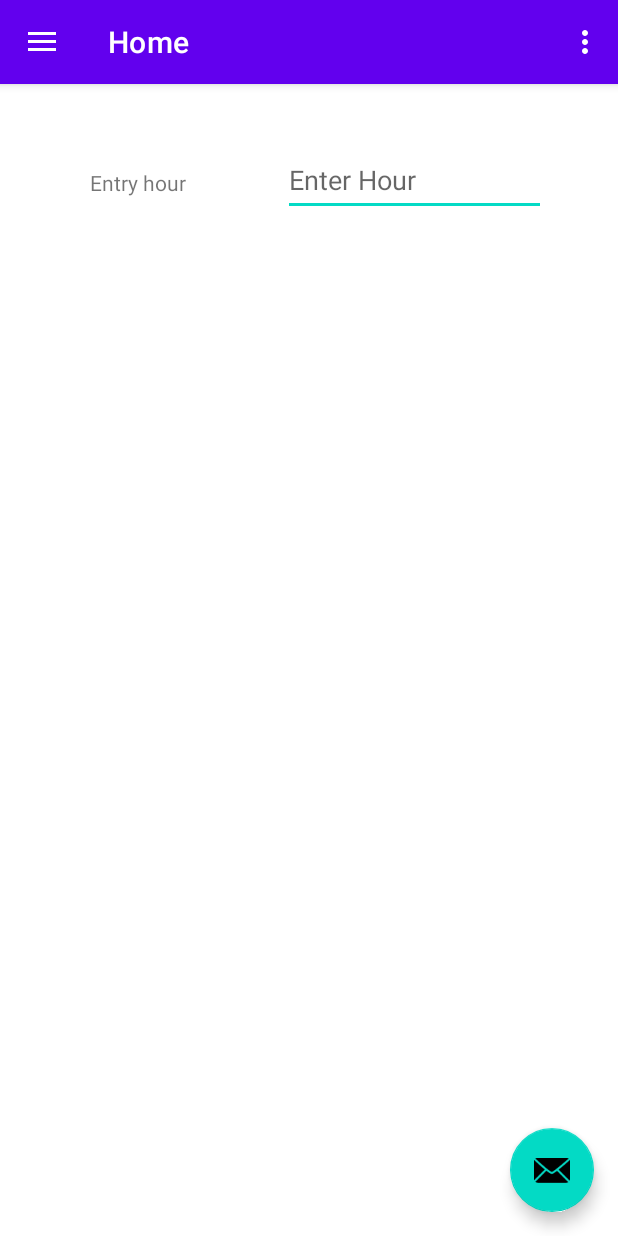
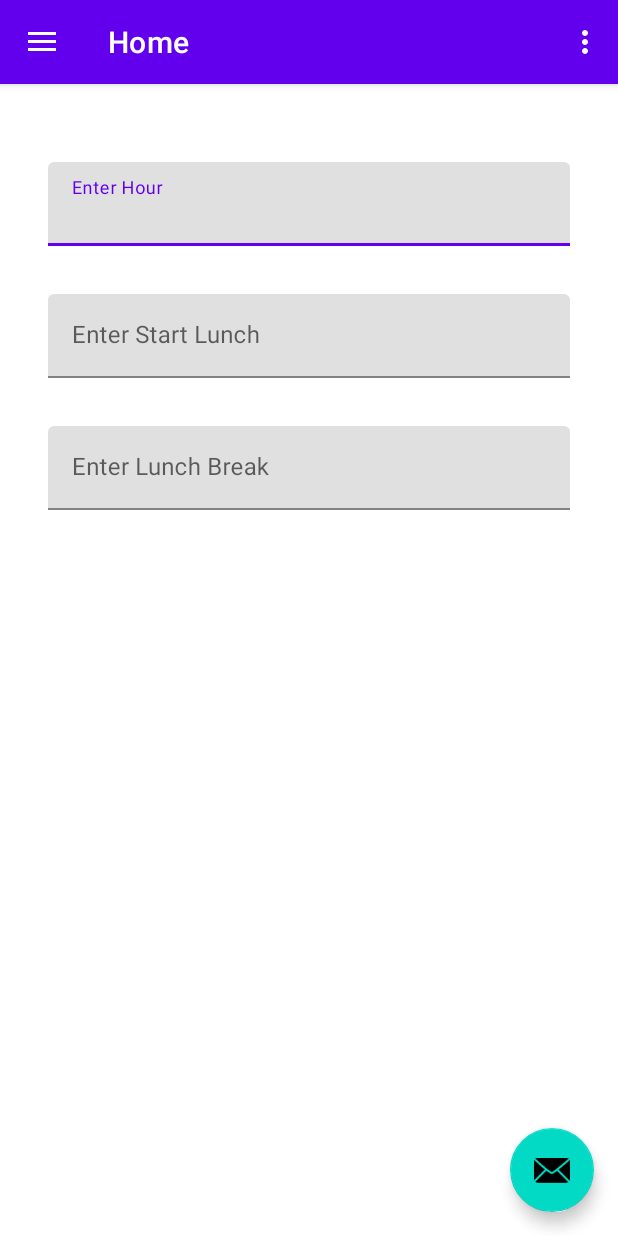
Before and after one commit to totopoloco/android_hours, an Android app: the screen it shows after launch (MainActivity), on a phone screen of 412 x 824 dp. Run offline under Robolectric (Android 15) with nearby library versions, the phone set to English and light mode, and no system bars; our stand-ins replace navigation-ui; 3 statements that could not run were skipped.

Commit message:
none Fixing layout and creating the skeleton

```diff
--- a/app/build.gradle
+++ b/app/build.gradle
@@ -52,4 +52,5 @@ dependencies {
     implementation libs.lombok
 
     implementation libs.commons.lang3
+    implementation libs.material
 }
--- a/app/src/main/java/at/mavila/android/hours/MainActivity.java
+++ b/app/src/main/java/at/mavila/android/hours/MainActivity.java
@@ -57,7 +57,7 @@ public class MainActivity extends AppCompatActivity {
 
     private void createView(NavigationView navigationView) {
         NavController navController = getNavController();
-        NavigationUI.setupActionBarWithNavController(this, navController, mAppBarConfiguration);
+      NavigationUI.setupActionBarWithNavController(this, navController, this.mAppBarConfiguration);
         NavigationUI.setupWithNavController(navigationView, navController);
     }
 
@@ -71,7 +71,7 @@ public class MainActivity extends AppCompatActivity {
     @Override
     public boolean onSupportNavigateUp() {
 
-        if (NavigationUI.navigateUp(getNavController(), mAppBarConfiguration)) {
+      if (NavigationUI.navigateUp(getNavController(), this.mAppBarConfiguration)) {
             return true;
         }
 
--- /dev/null
+++ b/app/src/main/java/at/mavila/android/hours/ui/home/EntryHourTextWatcher.java
@@ -0,0 +1,74 @@
+package at.mavila.android.hours.ui.home;
+
+import android.text.Editable;
+import android.text.TextWatcher;
+import android.util.Log;
+import androidx.fragment.app.Fragment;
+import at.mavila.android.hours.R;
+import at.mavila.android.hours.databinding.FragmentHomeBinding;
+import org.apache.commons.lang3.StringUtils;
+
+public class EntryHourTextWatcher implements TextWatcher {
+
+  private final FragmentHomeBinding binding;
+  private final HomeViewModel homeViewModel;
+  private final Fragment fragment;
+
+  public EntryHourTextWatcher(final FragmentHomeBinding binding, final HomeViewModel homeViewModel, final Fragment fragment) {
+    this.binding = binding;
+    this.homeViewModel = homeViewModel;
+    this.fragment = fragment;
+  }
+
+  @Override
+  public void beforeTextChanged(CharSequence s, int start, int count, int after) {
+    Log.d("HomeFragment", "beforeTextChanged");
+  }
+
+  @Override
+  public void onTextChanged(CharSequence charSequence, int start, int before, int count) {
+
+    if (isInvalidInput(charSequence)) {
+      return;
+    }
+
+    setText(charSequence);
+  }
+
+  @Override
+  public void afterTextChanged(Editable s) {
+    Log.d("HomeFragment", "afterTextChanged");
+  }
+
+
+  //HELPER METHODS
+  private void setText(final CharSequence charSequence) {
+    try {
+      int value = Integer.parseInt(charSequence.toString());
+
+      if (isValueNotInRange(value)) {
+        setErrorMessage();
+        return;
+      }
+
+      homeViewModel.getEntryHour().setValue(value);
+    } catch (NumberFormatException e) {
+      Log.e("HomeFragment", "Invalid number format", e);
+    }
+  }
+
+  private boolean isValueNotInRange(int value) {
+    return value < 0 || value > 23;
+  }
+
+  private void setErrorMessage() {
+    binding.entryHour.setError(this.fragment.getString(R.string.invalid_value));
+  }
+
+  private static boolean isInvalidInput(CharSequence charSequence) {
+    return StringUtils.isBlank(charSequence);
+  }
+  //END HELPER METHODS
+
+
+}
--- /dev/null
+++ b/app/src/main/java/at/mavila/android/hours/ui/home/EntryLunchBreakTextWatcher.java
@@ -0,0 +1,27 @@
+package at.mavila.android.hours.ui.home;
+
+import android.text.Editable;
+import android.text.TextWatcher;
+import at.mavila.android.hours.databinding.FragmentHomeBinding;
+
+public class EntryLunchBreakTextWatcher implements TextWatcher {
+  public EntryLunchBreakTextWatcher(final FragmentHomeBinding binding,
+                                    final HomeViewModel homeViewModel,
+                                    final HomeFragment homeFragment) {
+  }
+
+  @Override
+  public void beforeTextChanged(CharSequence s, int start, int count, int after) {
+
+  }
+
+  @Override
+  public void onTextChanged(CharSequence s, int start, int before, int count) {
+
+  }
+
+  @Override
+  public void afterTextChanged(Editable s) {
+
+  }
+}
--- /dev/null
+++ b/app/src/main/java/at/mavila/android/hours/ui/home/EntryStartLunchTextWatcher.java
@@ -0,0 +1,27 @@
+package at.mavila.android.hours.ui.home;
+
+import android.text.Editable;
+import android.text.TextWatcher;
+import at.mavila.android.hours.databinding.FragmentHomeBinding;
+
+public class EntryStartLunchTextWatcher implements TextWatcher {
+  public EntryStartLunchTextWatcher(final FragmentHomeBinding binding,
+                                    final HomeViewModel homeViewModel,
+                                    final HomeFragment homeFragment) {
+  }
+
+  @Override
+  public void beforeTextChanged(CharSequence s, int start, int count, int after) {
+
+  }
+
+  @Override
+  public void onTextChanged(CharSequence s, int start, int before, int count) {
+
+  }
+
+  @Override
+  public void afterTextChanged(Editable s) {
+
+  }
+}
--- a/app/src/main/java/at/mavila/android/hours/ui/home/HomeFragment.java
+++ b/app/src/main/java/at/mavila/android/hours/ui/home/HomeFragment.java
@@ -1,18 +1,13 @@
 package at.mavila.android.hours.ui.home;
 
 import android.os.Bundle;
-import android.text.Editable;
-import android.text.TextWatcher;
-import android.util.Log;
 import android.view.LayoutInflater;
 import android.view.View;
 import android.view.ViewGroup;
 import androidx.annotation.NonNull;
 import androidx.fragment.app.Fragment;
 import androidx.lifecycle.ViewModelProvider;
-import at.mavila.android.hours.R;
 import at.mavila.android.hours.databinding.FragmentHomeBinding;
-import org.apache.commons.lang3.StringUtils;
 
 public class HomeFragment extends Fragment {
 
@@ -21,48 +16,22 @@ public class HomeFragment extends Fragment {
   public View onCreateView(@NonNull final LayoutInflater layoutInflater,
                            final ViewGroup viewGroup,
                            final Bundle bundle) {
-
     HomeViewModel homeViewModel = getHomeViewModel();
     this.binding = FragmentHomeBinding.inflate(layoutInflater, viewGroup, false);
-    View root = this.binding.getRoot();
-    binding.entryHour.setText(String.valueOf(homeViewModel.getEntryHour().getValue()));
-
-    binding.entryHour.addTextChangedListener(new TextWatcher() {
-      @Override
-      public void beforeTextChanged(CharSequence s, int start, int count, int after) {
-        Log.d("HomeFragment", "beforeTextChanged");
-      }
-
-      @Override
-      public void onTextChanged(CharSequence charSequence, int start, int before, int count) {
-
-        if (StringUtils.isBlank(charSequence)) {
-          return;
-        }
-
-        try {
-          int value = Integer.parseInt(charSequence.toString());
-
-          if (value < 0 || value > 24) {
-            binding.entryHour.setError(getString(R.string.invalid_value));
-          }
-
-          homeViewModel.getEntryHour().setValue(value);
-        } catch (NumberFormatException e) {
-          Log.e("HomeFragment", "Invalid number format", e);
-        }
-      }
-
-      @Override
-      public void afterTextChanged(Editable s) {
-        Log.d("HomeFragment", "afterTextChanged");
-      }
-    });
-
-
-    return root;
+    initializeFields(homeViewModel);
+    return this.binding.getRoot();
   }
 
+  private void initializeFields(HomeViewModel homeViewModel) {
+    binding.entryHour.setText(String.valueOf(homeViewModel.getEntryHour().getValue()));
+    binding.entryHour.addTextChangedListener(new EntryHourTextWatcher(this.binding, homeViewModel, this));
+
+    binding.entryLunchBreak.setText(String.valueOf(homeViewModel.getBreakTime().getValue()));
+    binding.entryLunchBreak.addTextChangedListener(new EntryLunchBreakTextWatcher(this.binding, homeViewModel, this));
+
+    binding.entryStartLunch.setText(String.valueOf(homeViewModel.getLunchHour().getValue()));
+    binding.entryStartLunch.addTextChangedListener(new EntryStartLunchTextWatcher(this.binding, homeViewModel, this));
+  }
 
   private HomeViewModel getHomeViewModel() {
     return new ViewModelProvider(this).get(HomeViewModel.class);
--- a/app/src/main/res/layout/fragment_home.xml
+++ b/app/src/main/res/layout/fragment_home.xml
@@ -6,28 +6,60 @@
     android:layout_height="match_parent"
     tools:context=".ui.home.HomeFragment">
 
-    <TextView
-            android:id="@+id/labelEntryHour"
-            android:layout_width="wrap_content"
+    <com.google.android.material.textfield.TextInputLayout
+            android:id="@+id/entryHourLayout"
+            android:layout_width="0dp"
             android:layout_height="wrap_content"
-            android:text="@string/entry_hour"
-            android:layout_marginTop="56dp"
-            app:layout_constraintEnd_toStartOf="@+id/entryHour"
-            app:layout_constraintTop_toTopOf="parent"
-            android:layout_marginEnd="64dp" />
-
-    <EditText
-            android:id="@+id/entryHour"
-            android:layout_width="175dp"
-            android:layout_height="wrap_content"
-            android:minHeight="48dp"
-            android:ems="10"
-            android:inputType="number"
-            android:layout_marginTop="40dp"
-            android:hint="@string/enter_hour"
-            android:importantForAutofill="no"
+            app:layout_constraintStart_toStartOf="parent"
             app:layout_constraintEnd_toEndOf="parent"
             app:layout_constraintTop_toTopOf="parent"
-            android:layout_marginEnd="48dp" />
+            android:layout_marginStart="32dp"
+            android:layout_marginEnd="32dp"
+            android:layout_marginTop="52dp">
+
+        <com.google.android.material.textfield.TextInputEditText
+            android:id="@+id/entryHour"
+                android:layout_width="match_parent"
+            android:layout_height="wrap_content"
+            android:inputType="number"
+                android:hint="@string/enter_hour" />
+
+    </com.google.android.material.textfield.TextInputLayout>
+
+    <com.google.android.material.textfield.TextInputLayout
+            android:id="@+id/entryStartLunchLayout"
+            android:layout_width="0dp"
+            android:layout_height="wrap_content"
+            app:layout_constraintStart_toStartOf="@+id/entryHourLayout"
+            app:layout_constraintEnd_toEndOf="@+id/entryHourLayout"
+            app:layout_constraintTop_toBottomOf="@+id/entryHourLayout"
+            android:layout_marginTop="32dp">
+
+        <com.google.android.material.textfield.TextInputEditText
+                android:id="@+id/entryStartLunch"
+                android:layout_width="match_parent"
+                android:layout_height="wrap_content"
+                android:inputType="number"
+                android:hint="@string/enter_start_lunch" />
+
+    </com.google.android.material.textfield.TextInputLayout>
+
+    <com.google.android.material.textfield.TextInputLayout
+            android:id="@+id/entryLunchBreakLayout"
+            android:layout_width="0dp"
+            android:layout_height="wrap_content"
+            app:layout_constraintStart_toStartOf="@+id/entryHourLayout"
+            app:layout_constraintEnd_toEndOf="@+id/entryHourLayout"
+            app:layout_constraintTop_toBottomOf="@+id/entryStartLunchLayout"
+            android:layout_marginTop="32dp">
+
+        <com.google.android.material.textfield.TextInputEditText
+                android:id="@+id/entryLunchBreak"
+                android:layout_width="match_parent"
+                android:layout_height="wrap_content"
+                android:inputType="number"
+                android:hint="@string/enter_lunch_break" />
+
+    </com.google.android.material.textfield.TextInputLayout>
 
 </androidx.constraintlayout.widget.ConstraintLayout>
--- a/app/src/main/res/values/strings.xml
+++ b/app/src/main/res/values/strings.xml
@@ -13,4 +13,8 @@
     <string name="enter_hour">Enter Hour</string>
     <string name="entry_hour">Entry hour</string>
     <string name="invalid_value">Invalid value</string>
+    <string name="start_lunch">Start Lunch</string>
+    <string name="enter_start_lunch">Enter Start Lunch</string>
+    <string name="lunch_break">Lunch Break</string>
+    <string name="enter_lunch_break">Enter Lunch Break</string>
 </resources>
```
Also changed, not shown: 1 other file.
